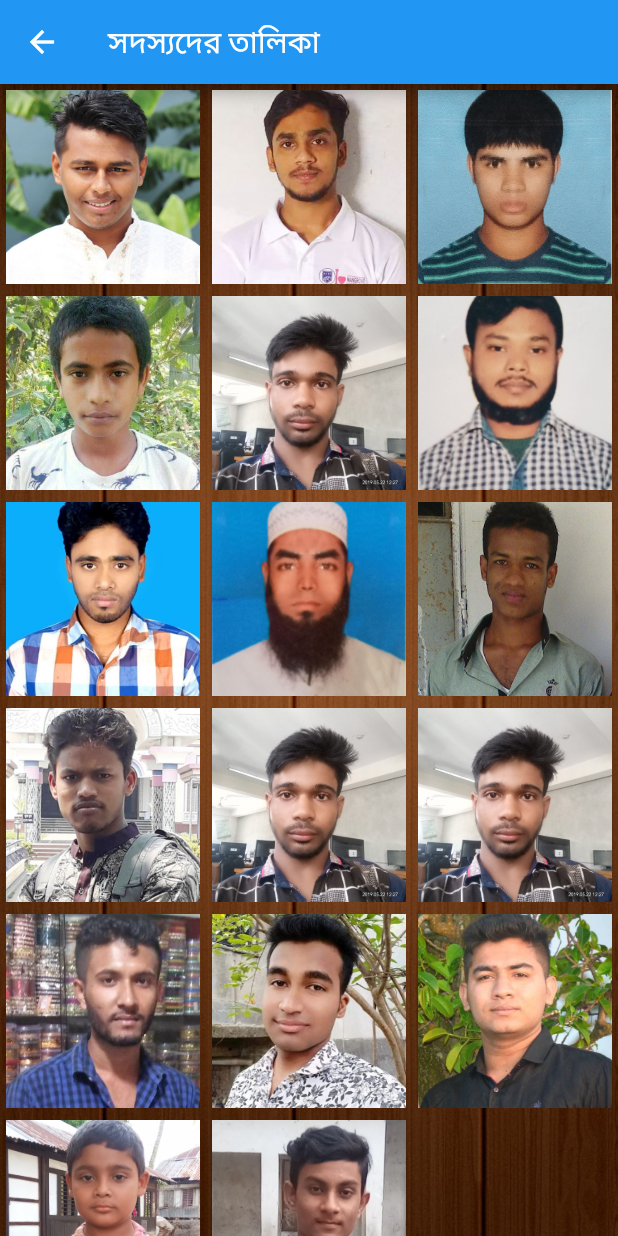
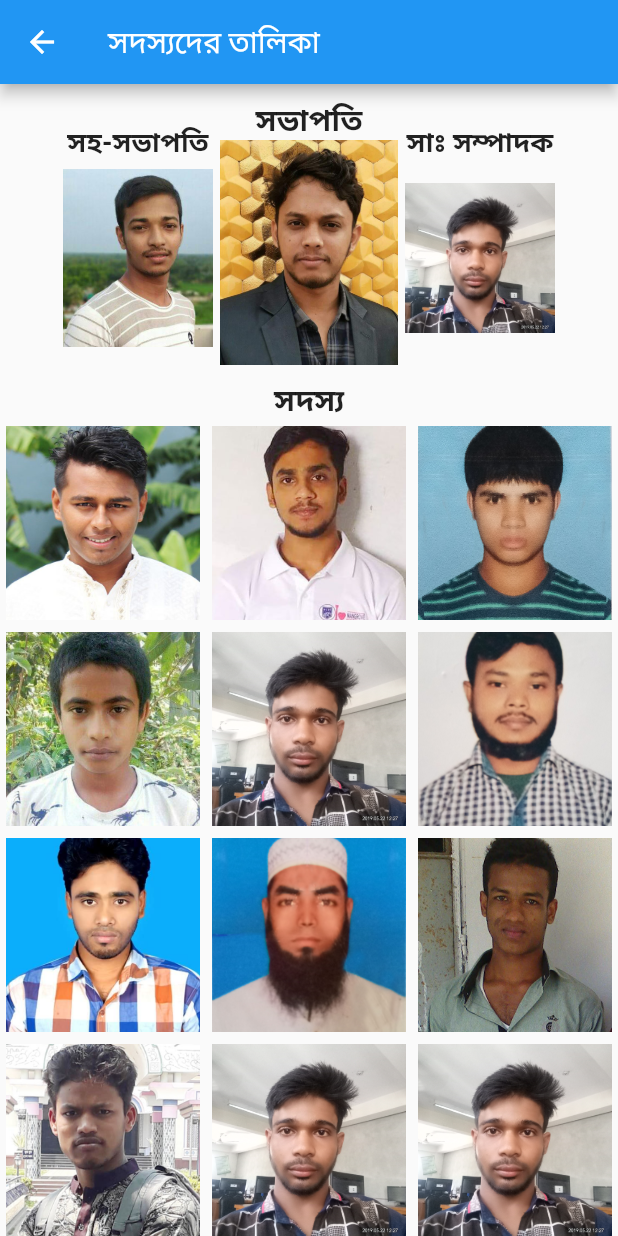
Before and after one commit to imranlaskar/usa_app, a Flutter app: the MemberList screen opened directly, on a phone screen of 412 x 824 dp. Run offline on Flutter 3.47's test engine with Material 2 defaults, Android fonts, the phone set to English and light mode, and no system bars.

Commit message:
08-12-21

```diff
--- a/lib/screen/member/member_list.dart
+++ b/lib/screen/member/member_list.dart
@@ -1,5 +1,7 @@
+import 'package:flutter/cupertino.dart';
 import 'package:flutter/material.dart';
-import 'package:usa_app/screen/member/member_details.dart';
+import 'package:usa_app/screen/member/authority_details.dart';
+import 'package:usa_app/utill/all_size.dart';
 
 class MemberList extends StatefulWidget {
   const MemberList({Key? key}) : super(key: key);
@@ -16,14 +18,112 @@ class _MemberListState extends State<MemberList> {
         title: Text("সদস্যদের তালিকা"),
       ),
       body: Container(
-        height: MediaQuery.of(context).size.height,
-        width: MediaQuery.of(context).size.width,
-        decoration: BoxDecoration(
-          image: DecorationImage(
-            image: AssetImage("assets/images/back.jpg"),
-            fit: BoxFit.cover
-          )
+        // height: MediaQuery.of(context).size.height,
+        // width: MediaQuery.of(context).size.width,
+        // decoration: BoxDecoration(
+        //   image: DecorationImage(
+        //     image: AssetImage("assets/images/back.jpg"),
+        //     fit: BoxFit.cover
+        //   )
+        // ),
+        child: Column(
+          children: [
+          Padding(
+            padding: const EdgeInsets.all(10.0),
+            child: Row(
+              mainAxisAlignment: MainAxisAlignment.center,
+              children: [
+                Column(
+                  children: [
+                    SizedBox(height: 10,),
+                    Text("সহ-সভাপতি",
+                      style: TextStyle(
+                          fontSize: AllSize.textSize18,
+                          fontWeight: FontWeight.bold
+                      ),),
+                    InkWell(
+                      child: Container(
+                        height: 130,
+                        width: 100,
+                        child: Image.asset("assets/images/Jahid.jpg"),
                       ),
+                      onTap: (){
+                        Navigator.push(context,
+                            MaterialPageRoute(builder: (context)=>AuthorityDetails(
+                                img: "assets/images/Jahid.jpg",
+                                name: "মোঃ জাহিদ শিকদার",
+                                fatherName: "মোঃ আইউব আলী শিকদার",
+                                memberNo: "০১ (এক)",
+                                admitionDate: "-/-/-",
+                                address: "উত্তরপাড়া, কোটালীপাড়া, গোপালগঞ্জ"
+                            )));
+                      },
+                    ),
+                  ],
+                ),
+                SizedBox(width: 4,),
+                Column(
+                  children: [
+                    Text("সভাপতি",
+                      style: TextStyle(
+                        fontSize: AllSize.textSize20,
+                        fontWeight: FontWeight.bold
+                      ),),
+                    Container(
+                      height: 150,
+                      width: 120,
+                      child: InkWell(
+                        onTap: (){
+                          Navigator.push(context,
+                              MaterialPageRoute(builder: (context)=>AuthorityDetails(
+                                  img: "assets/images/Emon.jpg",
+                                  name: "মোঃ ইমন হাওলাদার",
+                                  fatherName: "মোঃ ছরোয়ার হাওলাদার",
+                                  memberNo: "০২ (দুই)",
+                                  admitionDate: "-/-/-",
+                                  address: "উত্তরপাড়া, কোটালীপাড়া, গোপালগঞ্জ")));
+                        },
+                          child: Image.asset("assets/images/Emon.jpg")),
+                    ),
+
+                  ],
+                ),
+                SizedBox(width: 4,),
+                Column(
+                  children: [
+                    SizedBox(height: 10,),
+                    Text("সাঃ সম্পাদক",
+                      style: TextStyle(
+                          fontSize: AllSize.textSize18,
+                          fontWeight: FontWeight.bold
+                      ),),
+                    Container(
+                      height: 130,
+                      width: 100,
+                      child: InkWell(
+                        onTap: (){
+                          Navigator.push(context,
+                              MaterialPageRoute(builder: (context)=>AuthorityDetails(
+                                  img: "assets/images/Imran.jpg",
+                                  name: "মোঃ ইমরান লস্কর",
+                                  fatherName: "মোঃ জাফর লস্কর",
+                                  memberNo: "০৪ (চার)",
+                                  admitionDate: "-/-/-",
+                                  address: "উত্তরপাড়া, কোটালীপাড়া, গোপালগঞ্জ")));
+                        },
+                          child: Image.asset("assets/images/Imran.jpg")),
+                    ),
+                  ],
+                ),
+              ],
+            ),
+          ),
+            Text("সদস্য",
+              style: TextStyle(
+                fontSize: AllSize.textSize20,
+                fontWeight: FontWeight.bold
+              ),),
+            Expanded(
               child: GridView.count(
                 crossAxisCount: 3,
                 childAspectRatio: 1,
@@ -45,9 +145,13 @@ class _MemberListState extends State<MemberList> {
                 }).toList(),
               ),
             ),
+          ],
+        ),
+      ),
     );
   }
 }
+
 
 double containerHeight =  140;
 double containerWidth =  100;
--- /dev/null
+++ b/lib/utill/all_color.dart
@@ -0,0 +1,3 @@
+class AllColors {
+
+}
--- /dev/null
+++ b/lib/utill/all_size.dart
@@ -0,0 +1,9 @@
+class AllSize {
+  //Text Size
+  static double textSize15 = 15;
+  static double textSize18 = 18;
+  static double textSize20 = 20;
+  static double textSize25 = 25;
+
+
+}
```
Also changed, not shown: lib/model/member_list_model.dart (added, +12 -0 lines), lib/screen/member/authority_details.dart (added, +64 -0 lines). Lines whose indentation alone changed are shown as unchanged.
